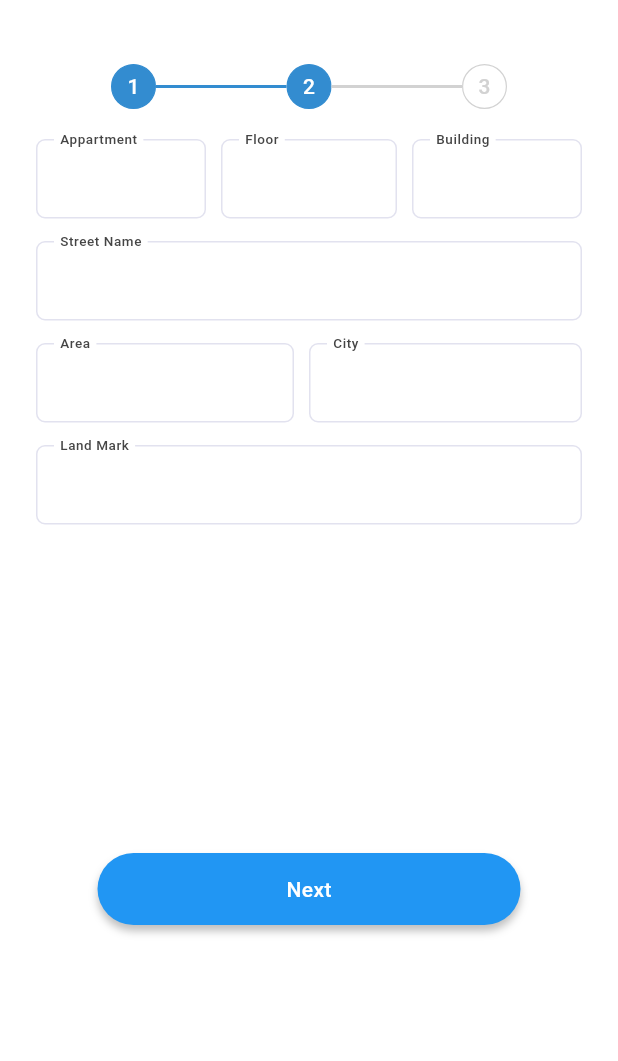
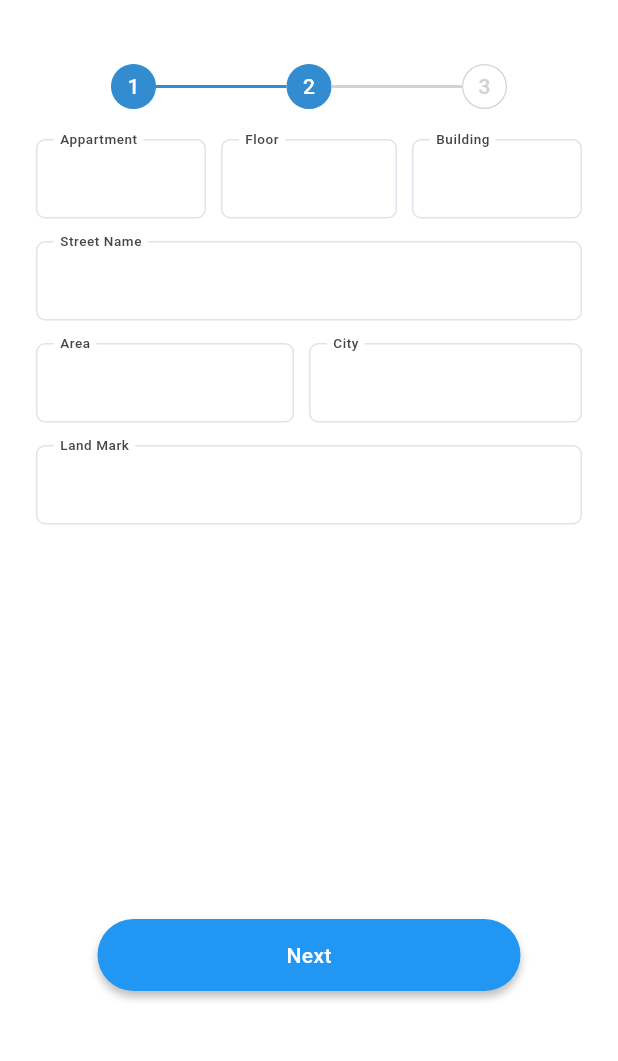
Before and after one commit to MohanadAbdallah-mv/b-task, a Flutter app: the AddressScreen screen opened by its route, on a phone screen of 412 x 824 dp, the part 65-1126 px from its top. Run offline on Flutter 3.47's test engine with Material 3 defaults, Android fonts, the phone set to English and light mode, and no system bars; drawn by our look-alikes of easy_stepper; our stand-ins replace flutter_native_splash, flutter_svg, google_fonts, shared_preferences; accounts and stored records are empty; Roboto replaces fonts that are missing (Georama).

Commit message:
adjusting button height

```diff
--- a/lib/views/pages/address_screen.dart
+++ b/lib/views/pages/address_screen.dart
@@ -24,7 +24,7 @@ class _AddressScreenState extends State<AddressScreen> {
       ),
       backgroundColor: Colors.white,
       bottomNavigationBar: Padding(
-        padding: const EdgeInsets.only(bottom: 164, left: 65, right: 65),
+        padding: const EdgeInsets.only(bottom: 120, left: 65, right: 65),
         child: CustomButton(
           child: Text(
             "Next",
```
